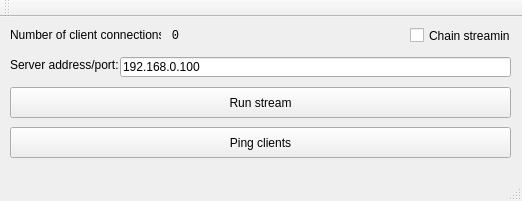
redmoo/P2P-Radio, file server/main_window.ui: the form before one commit.
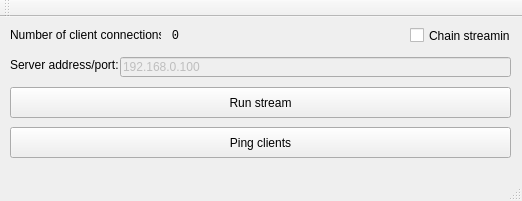
The form after the commit.

Patch:
```diff
--- a/server/main_window.ui
+++ b/server/main_window.ui
@@ -15,6 +15,9 @@
   </property>
   <widget class="QWidget" name="centralWidget">
    <widget class="QLineEdit" name="connectionInfoLine">
+    <property name="enabled">
+     <bool>false</bool>
+    </property>
     <property name="geometry">
      <rect>
       <x>120</x>
```
